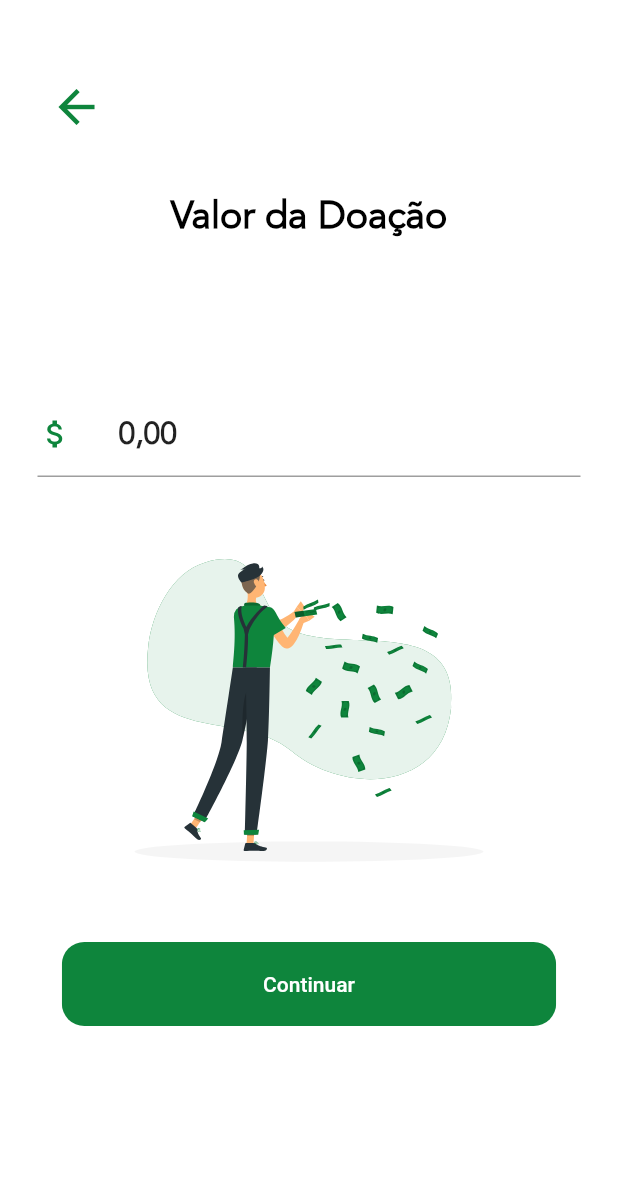
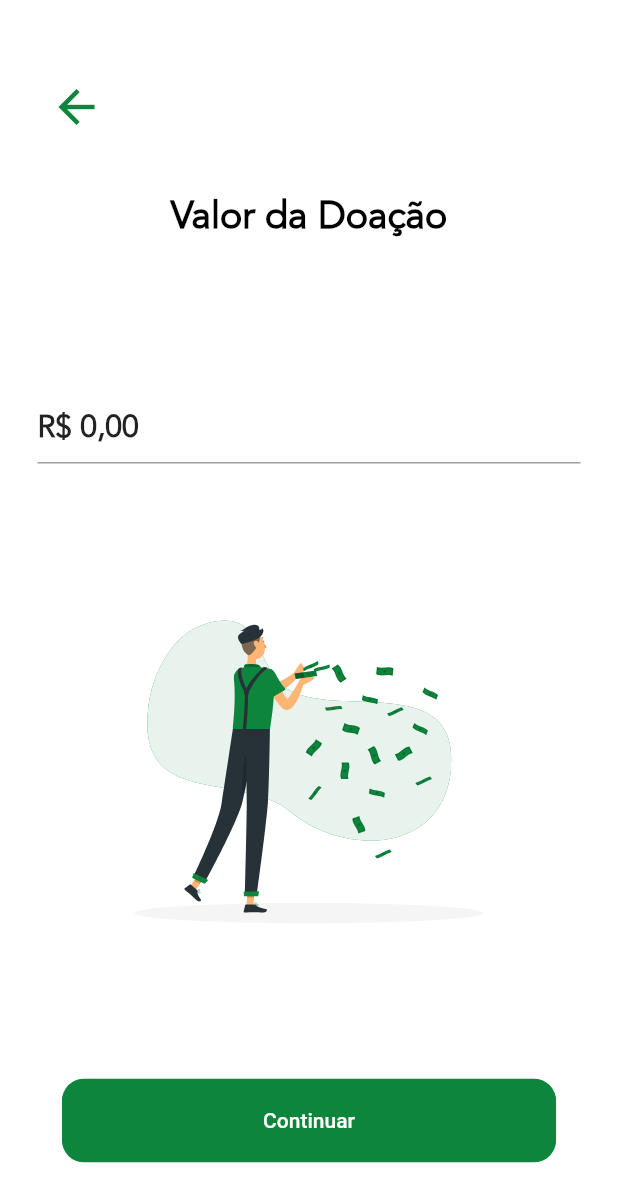
Before and after one commit to Lucasvor/colaboreapp, a Flutter app: the ValorDoacaoForm screen opened directly, on a phone screen of 412 x 824 dp. Shown: the top 1202 px of the screen. Run offline on Flutter 3.47's test engine with Material 2 defaults, Android fonts, the phone set to English and light mode, and no system bars; drawn by our look-alikes of auto_size_text; our stand-ins replace bloc, cached_network_image, carousel_slider, cloud_firestore, date_format, equatable and 8 more; missing offline and left inert: cpf_cnpj_validator; accounts and stored records are empty; generated files the repository leaves out were written again.

Commit message:
Tela valor doação

```diff
--- a/lib/Screens/ValorDoacao/valorDoacao.dart
+++ b/lib/Screens/ValorDoacao/valorDoacao.dart
@@ -37,7 +37,7 @@ class ValorDoacaoForm extends StatefulWidget {
 }
 
 class _ValorDoacaoState extends State<ValorDoacaoForm> {
-  final valorController = new MoneyMaskedTextController();
+  final valorController = new MoneyMaskedTextController(leftSymbol: 'R\$ ');
 
   bool get isPopulated => valorController.text.isNotEmpty;
 
@@ -65,6 +65,7 @@ class _ValorDoacaoState extends State<ValorDoacaoForm> {
         child: Form(
             child: Padding(
           padding: EdgeInsets.all(25),
+          child: SingleChildScrollView(
             child: Column(
               children: <Widget>[
                 Padding(
@@ -114,25 +115,24 @@ class _ValorDoacaoState extends State<ValorDoacaoForm> {
                       fontFamily: 'Avenir',
                     ),
                     decoration: InputDecoration(
-                    prefixIcon: Padding(
-                      padding: const EdgeInsetsDirectional.only(end: 30.0),
-                      child: Icon(
-                        Icons.attach_money,
-                        color: kPrimaryColorGreen,
-                      ),
-                    ),
                       contentPadding: const EdgeInsets.symmetric(
-                        vertical: 15, horizontal: 25),
+                          vertical: 0, horizontal: 0),
                     ),
                   ),
                 ),
-              SvgPicture.asset(
+                Container(
+                  child: Padding(
+                    padding: const EdgeInsets.fromLTRB(0, 50, 0, 0),
+                    child: SvgPicture.asset(
                       "assets/images/Make_it_rain-rafiki.svg",
                       height: 300,
                       width: 300,
                     ),
-              Padding(
-                padding: const EdgeInsets.fromLTRB(0, 0, 0, 0),
+                  ),
+                ),
+                Container(
+                  child: Padding(
+                    padding: const EdgeInsets.fromLTRB(0, 50, 0, 0),
                     child: RoundedButton(
                       text: "Continuar",
                       press: () async {
@@ -152,7 +152,9 @@ class _ValorDoacaoState extends State<ValorDoacaoForm> {
                       },
                     ),
                   ),
+                ),
               ],
+            ),
           ),
         )),
       ),
```
Also changed, not shown: lib/Screens/PerfilOng/perfilOngForm.dart (+0 -13 lines). Lines whose indentation alone changed are shown as unchanged.
